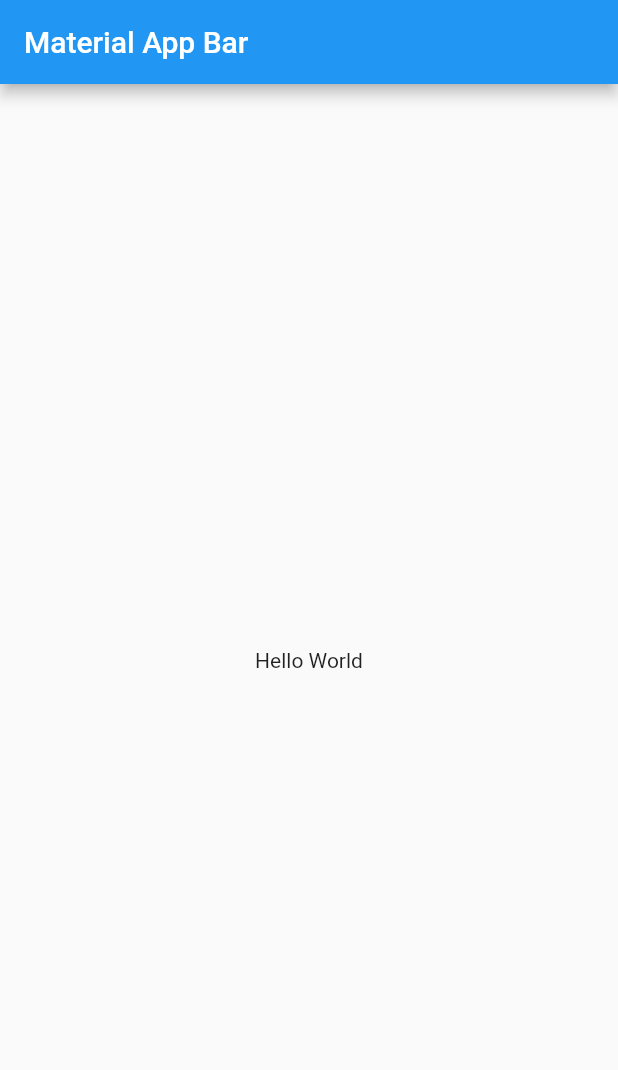
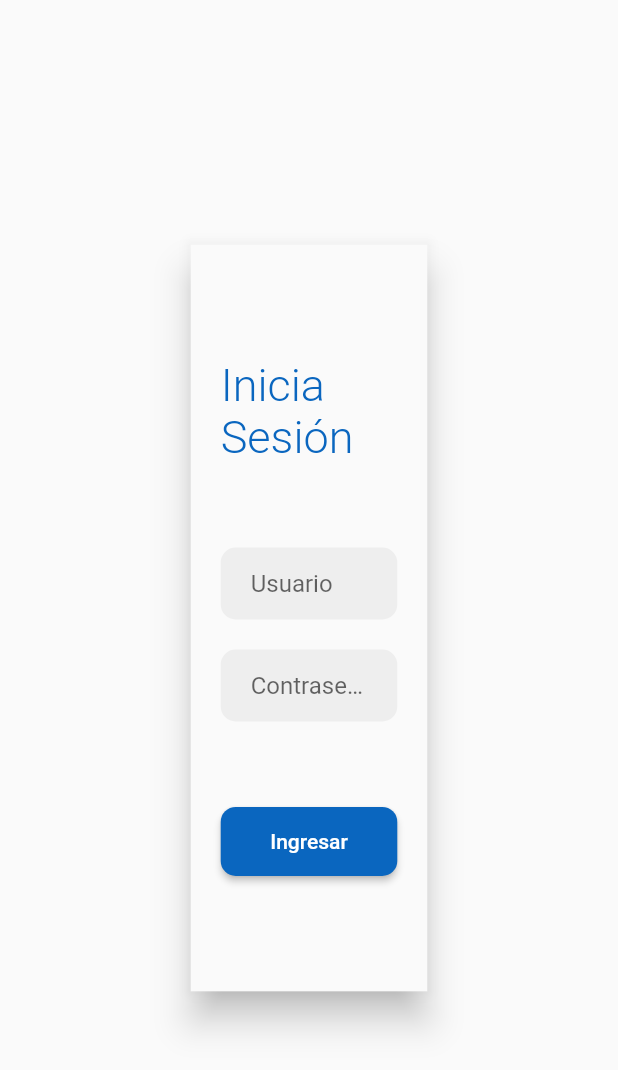
Before and after one commit to RafaelGzz/scheduler-frontend, a Flutter app: the screen it shows after launch, on a phone screen of 412 x 824 dp. Shown: the top 1070 px of the screen. Run offline on Flutter 3.47's test engine with Material 2 defaults, Android fonts, the phone set to English and light mode, and no system bars.

Commit message:
Added home and login page

```diff
--- a/lib/main.dart
+++ b/lib/main.dart
@@ -1,22 +1,22 @@
 import 'package:flutter/material.dart';
+import 'package:scheduler_frontend/pages/home_page.dart';
+import 'package:scheduler_frontend/pages/login_page.dart';
 
-void main() => runApp(MyApp());
+void main() => runApp(const MyApp());
 
 class MyApp extends StatelessWidget {
+  const MyApp({Key? key}) : super(key: key);
+
   @override
   Widget build(BuildContext context) {
     return MaterialApp(
+      debugShowCheckedModeBanner: false,
       title: 'Scheduler',
-      home: Scaffold(
-        appBar: AppBar(
-          title: Text('Material App Bar'),
-        ),
-        body: Center(
-          child: Container(
-            child: Text('Hello World'),
-          ),
-        ),
-      ),
+      initialRoute: 'login',
+      routes: {
+        'home': (BuildContext context) => const HomePage(),
+        'login': (BuildContext context) => const LoginPage()
+      },
     );
   }
 }
--- /dev/null
+++ b/lib/pages/home_page.dart
@@ -0,0 +1,14 @@
+import 'package:flutter/material.dart';
+
+class HomePage extends StatelessWidget {
+  const HomePage({Key? key}) : super(key: key);
+
+  @override
+  Widget build(BuildContext context) {
+    return const Scaffold(
+      body: Center(
+        child: Text("HomePage"),
+      ),
+    );
+  }
+}
--- /dev/null
+++ b/lib/pages/login_page.dart
@@ -0,0 +1,100 @@
+import 'package:flutter/material.dart';
+
+class LoginPage extends StatelessWidget {
+  const LoginPage({Key? key}) : super(key: key);
+
+  @override
+  Widget build(BuildContext context) {
+    Size size = MediaQuery.of(context).size;
+
+    return Scaffold(
+      body: SingleChildScrollView(
+        child: SizedBox(
+          height: size.height,
+          width: size.width,
+          child: Column(
+            mainAxisAlignment: MainAxisAlignment.center,
+            crossAxisAlignment: CrossAxisAlignment.center,
+            children: [
+              Material(
+                elevation: 10,
+                child: Container(
+                  margin: const EdgeInsets.all(20),
+                  height: size.height / 1.8,
+                  width: size.width / 3.5,
+                  child: Column(
+                    mainAxisAlignment: MainAxisAlignment.spaceEvenly,
+                    children: [
+                      const Text(
+                        "Inicia Sesión",
+                        style: TextStyle(
+                            fontSize: 30,
+                            color: Color(0xff0A66BF),
+                            fontWeight: FontWeight.w300),
+                      ),
+                      Column(
+                        children: [
+                          Container(
+                            decoration: BoxDecoration(
+                                borderRadius: BorderRadius.circular(10),
+                                color: Colors.grey[200]),
+                            child: const TextField(
+                              autocorrect: false,
+                              decoration: InputDecoration(
+                                contentPadding:
+                                    EdgeInsets.symmetric(horizontal: 20),
+                                hintText: "Usuario",
+                                focusedBorder: InputBorder.none,
+                                border: InputBorder.none,
+                              ),
+                            ),
+                          ),
+                          const SizedBox(height: 20),
+                          Container(
+                            decoration: BoxDecoration(
+                                borderRadius: BorderRadius.circular(10),
+                                color: Colors.grey[200]),
+                            child: const TextField(
+                              autocorrect: false,
+                              obscureText: true,
+                              decoration: InputDecoration(
+                                contentPadding:
+                                    EdgeInsets.symmetric(horizontal: 20),
+                                hintText: "Contraseña",
+                                focusedBorder: InputBorder.none,
+                                border: InputBorder.none,
+                              ),
+                            ),
+                          ),
+                        ],
+                      ),
+                      Row(
+                        children: [
+                          Expanded(
+                            child: MaterialButton(
+                              padding: const EdgeInsets.symmetric(vertical: 15),
+                              shape: RoundedRectangleBorder(
+                                  borderRadius: BorderRadius.circular(10)),
+                              onPressed: login,
+                              color: const Color(0xff0A66BF),
+                              child: const Text(
+                                "Ingresar",
+                                style: TextStyle(color: Colors.white),
+                              ),
+                            ),
+                          ),
+                        ],
+                      ),
+                    ],
+                  ),
+                ),
+              ),
+            ],
+          ),
+        ),
+      ),
+    );
+  }
+
+  login() {}
+}
--- a/pubspec.yaml
+++ b/pubspec.yaml
@@ -32,6 +32,7 @@ dependencies:
   json_serializable: ^4.1.0
 
 
+  http: ^0.13.3
   # The following adds the Cupertino Icons font to your application.
   # Use with the CupertinoIcons class for iOS style icons.
   cupertino_icons: ^1.0.2
```
Also changed, not shown: pubspec.lock.
